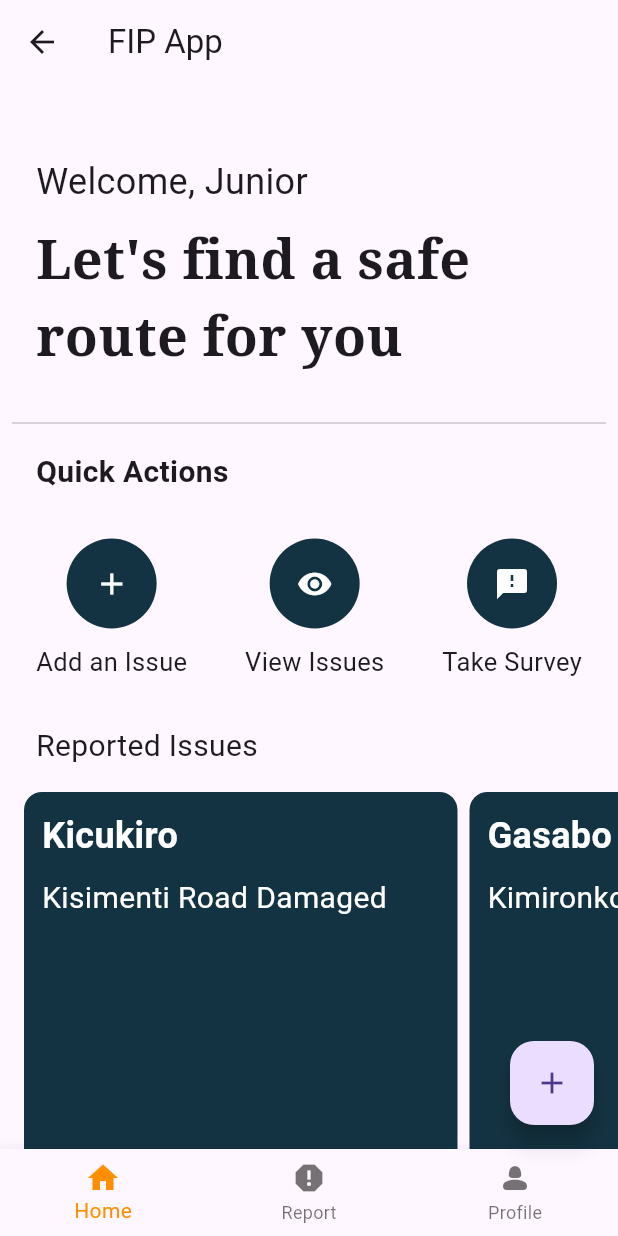
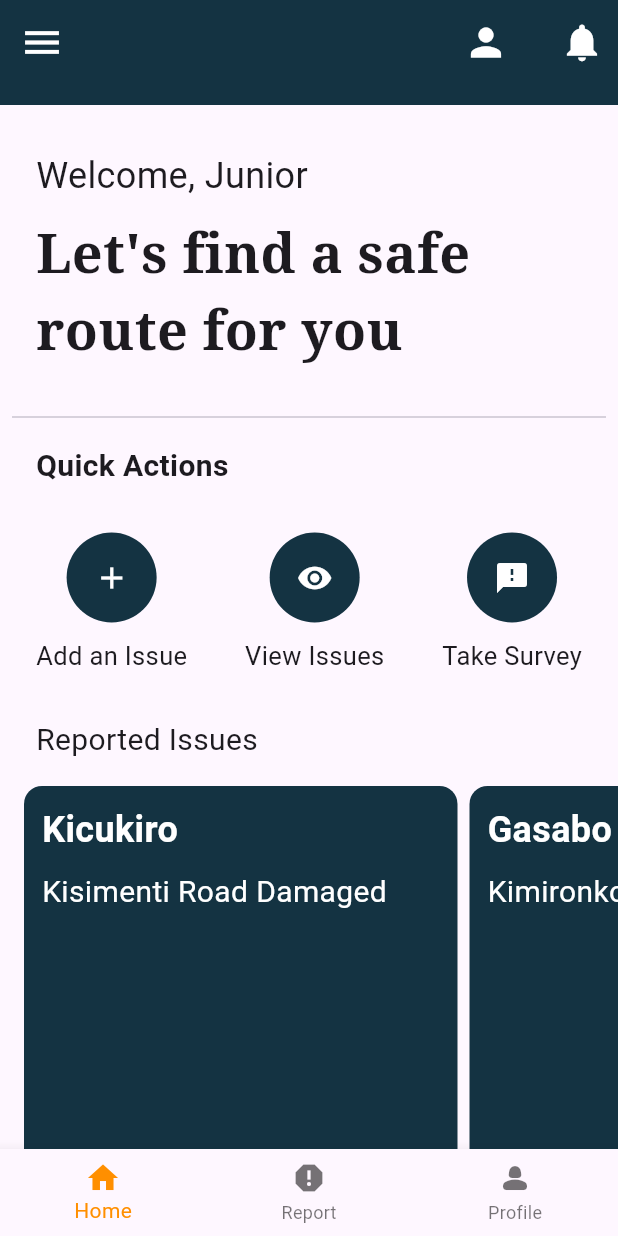
Before and after one commit to GasanaJr/fip, a Flutter app: the HomeScreen screen opened by its route, on a phone screen of 412 x 824 dp. Run offline on Flutter 3.47's test engine with Material 3 defaults, Android fonts, the phone set to English and light mode, and no system bars; our stand-ins replace google_fonts, image_picker.

Commit message:
feat(appbar): make the appbar consistent across all pages

```diff
--- a/lib/main.dart
+++ b/lib/main.dart
@@ -19,7 +19,7 @@ class MyApp extends StatelessWidget {
       create: (context) => ReportedIssuesModel(),
       child: MaterialApp(
         debugShowCheckedModeBanner: false,
-        home: HomeContent(),
+        home: SplashScreen(),
         routes: routes,
       ),
     );
@@ -51,8 +51,50 @@ class _HomeScreenState extends State<HomeScreen> {
   @override
   Widget build(BuildContext context) {
     return Scaffold(
-      appBar: AppBar(
-        title: Text('FIP App'),
+            appBar: PreferredSize(
+        preferredSize: Size.fromHeight(70),
+        child: AppBar(
+          backgroundColor: Color(0xFF143342),
+          title: Text(""),
+          leading: IconButton(
+            icon: Icon(
+              Icons.menu,
+              color: Colors.white,
+              size: 30,
+            ),
+            onPressed: () {
+              // Define your onPressed action here
+            },
+          ),
+          actions: [
+            Row(
+              mainAxisAlignment: MainAxisAlignment.spaceBetween,
+              children: [
+                IconButton(
+                  icon: Icon(
+                    Icons.person,
+                    color: Colors.white,
+                    size: 30,
+                  ),
+                  onPressed: () {
+                    // Define your onPressed action here
+                  },
+                ),
+                SizedBox(width: 16), // Add space between icons
+                IconButton(
+                  icon: Icon(
+                    Icons.notifications,
+                    color: Colors.white,
+                    size: 30,
+                  ),
+                  onPressed: () {
+                    // Define your onPressed action here
+                  },
+                ),
+              ],
+            ),
+          ],
+        ),
       ),
       body: Center(
         child: _widgetOptions.elementAt(_selectedIndex),
@@ -67,12 +109,6 @@ class _HomeScreenState extends State<HomeScreen> {
         currentIndex: _selectedIndex,
         selectedItemColor: Colors.amber[800],
         onTap: _onItemTapped,
-      ),
-      floatingActionButton: FloatingActionButton(
-        onPressed: () {
-          Navigator.pushNamed(context, '/login');
-        },
-        child: Icon(Icons.add),
       ),
     );
   }
@@ -123,9 +159,6 @@ class _ProfileScreenState extends State<ProfileScreen> {
   @override
   Widget build(BuildContext context) {
     return Scaffold(
-      appBar: AppBar(
-        title: Text('Profile'),
-      ),
       body: Center(
         child: SingleChildScrollView(
           padding: const EdgeInsets.all(16.0),
--- a/lib/screens/HomeScreen.dart
+++ b/lib/screens/HomeScreen.dart
@@ -12,13 +12,15 @@ class HomeContent extends StatelessWidget {
   @override
   Widget build(BuildContext context) {
     return Scaffold(
-      body: SafeArea(
+      body: ListView(
+        children: [
+          SafeArea(
             child: Column(
               crossAxisAlignment: CrossAxisAlignment.start,
               children: [
                 // Greeting
                 SizedBox(
-              height: 48,
+                  height: 30,
                 ),
                 Padding(
                   padding: const EdgeInsets.symmetric(horizontal: 24.0),
@@ -60,7 +62,8 @@ class HomeContent extends StatelessWidget {
                     children: [
                       Text(
                         "Quick Actions",
-                    style: TextStyle(fontSize: 20, fontWeight: FontWeight.bold),
+                        style: TextStyle(
+                            fontSize: 20, fontWeight: FontWeight.bold),
                       ),
                       SizedBox(
                         height: 30,
@@ -172,7 +175,8 @@ class HomeContent extends StatelessWidget {
                             physics: NeverScrollableScrollPhysics(),
                             itemCount: value.reportedItems.length,
                             padding: EdgeInsets.all(12),
-                        gridDelegate: SliverGridDelegateWithFixedCrossAxisCount(
+                            gridDelegate:
+                                SliverGridDelegateWithFixedCrossAxisCount(
                               crossAxisCount: 2,
                               childAspectRatio: 1 / 0.9,
                             ),
@@ -191,6 +195,8 @@ class HomeContent extends StatelessWidget {
               ],
             ),
           ),
+        ],
+      ),
     );
   }
 }
--- a/lib/screens/Login.dart
+++ b/lib/screens/Login.dart
@@ -124,7 +124,7 @@ class AuthScreen extends StatelessWidget {
                                     top: 20.0, bottom: 20),
                                 child: ElevatedButton(
                                     onPressed: () {
-                                      Navigator.pushNamed(context, '/home');
+                                      Navigator.pushReplacementNamed(context, '/home');
                                     },
                                     style: ButtonStyle(
                                         backgroundColor:
--- a/lib/screens/ReportScreen.dart
+++ b/lib/screens/ReportScreen.dart
@@ -30,9 +30,6 @@ class _ReportScreenState extends State<ReportScreen> {
   @override
   Widget build(BuildContext context) {
     return Scaffold(
-      appBar: AppBar(
-        title: Text('Report an Issue'),
-      ),
       body: ListView(
         children: [
           Container(
```
Lines whose indentation alone changed are shown as unchanged.
